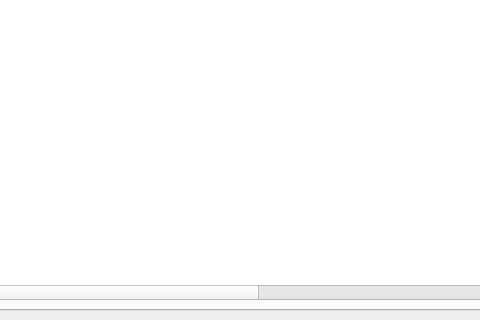
The window that client/ui_xml/another_window_widget.ui (shubhpatel18/cs440) describes before a commit, drawn with Qt 5; both pictures show x 401 to 881 and y 360 to 680 of the 1069 by 680 pixel window.
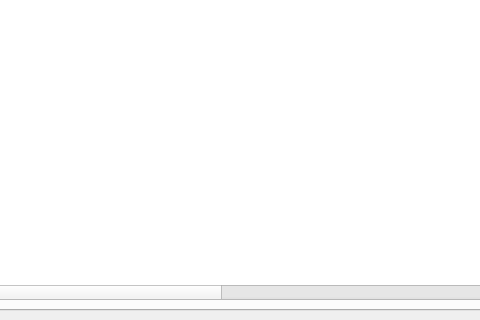
The same window after the commit. The open tabs and pages were chosen to show the change. Icons and pictures are not drawn.

Commit message: Added score to tables and added upload weights functionality

```diff
--- a/client/ui_xml/another_window_widget.ui
+++ b/client/ui_xml/another_window_widget.ui
@@ -335,6 +335,18 @@
             </font>
            </property>
           </column>
+          <column>
+           <property name="text">
+            <string>Score</string>
+           </property>
+           <property name="font">
+            <font>
+             <pointsize>16</pointsize>
+             <weight>75</weight>
+             <bold>true</bold>
+            </font>
+           </property>
+          </column>
          </widget>
         </item>
        </layout>
```
Left out of the diff: 14 changed lines with no effect on the pictures. The commit also changes 3 other files.
